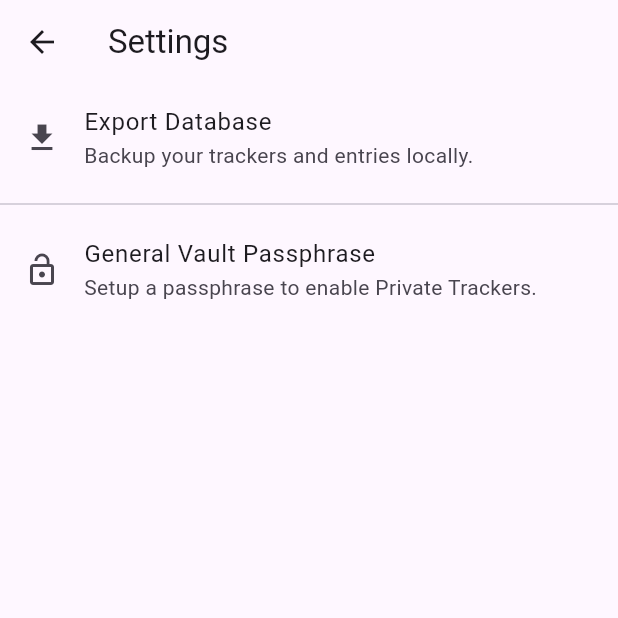
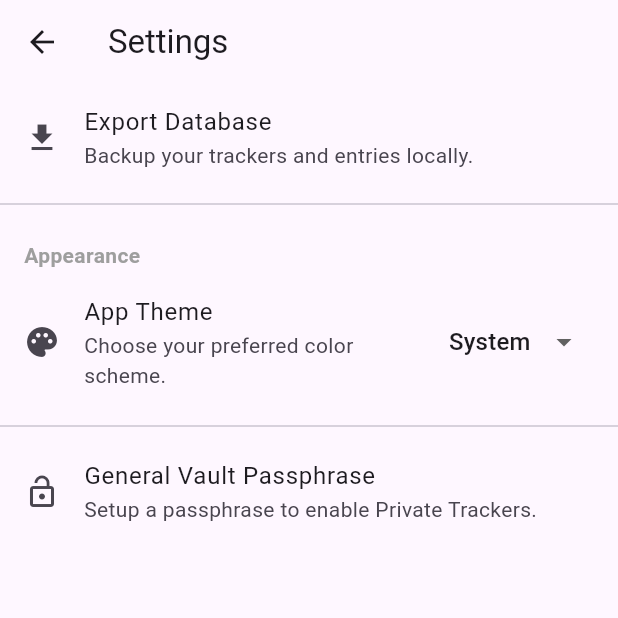
Before and after one commit to Vanthys/sy, a Flutter app: the screen it shows after launch, after a tap on the "settings" icon, on a phone screen of 412 x 824 dp, the top half of it. Run offline on Flutter 3.47's test engine with Material 3 defaults, Android fonts, the light colour scheme and no system bars; our stand-ins replace flutter_colorpicker, flutter_riverpod, google_fonts, isar_community, share_plus, shared_preferences and 1 more; missing offline and left inert: encrypt, json_theme; accounts and stored records are empty; generated files the repository leaves out were written again.

Commit message:
feat: improve theming

```diff
--- /dev/null
+++ b/lib/logic/theme_provider.dart
@@ -0,0 +1,37 @@
+import 'package:flutter_riverpod/flutter_riverpod.dart';
+import 'package:shared_preferences/shared_preferences.dart';
+
+enum AppThemeMode { light, dark, system, amoled }
+
+class ThemeNotifier extends StateNotifier<AppThemeMode> {
+  ThemeNotifier(this._prefs) : super(_loadTheme(_prefs));
+
+  final SharedPreferences _prefs;
+  static const _themeKey = 'app_theme_mode';
+
+  static AppThemeMode _loadTheme(SharedPreferences prefs) {
+    final val = prefs.getString(_themeKey);
+    return AppThemeMode.values.firstWhere(
+      (e) => e.name == val,
+      orElse: () => AppThemeMode.system,
+    );
+  }
+
+  Future<void> setTheme(AppThemeMode mode) async {
+    state = mode;
+    await _prefs.setString(_themeKey, mode.name);
+  }
+}
+
+// ---------------------------------------------------------------------------
+// Providers
+// ---------------------------------------------------------------------------
+
+final sharedPreferencesProvider = Provider<SharedPreferences>((ref) {
+  throw UnimplementedError('Initialize shared_preferences before app start');
+});
+
+final themeProvider = StateNotifierProvider<ThemeNotifier, AppThemeMode>((ref) {
+  final prefs = ref.watch(sharedPreferencesProvider);
+  return ThemeNotifier(prefs);
+});
--- a/lib/main.dart
+++ b/lib/main.dart
@@ -5,23 +5,36 @@ import 'package:flutter/services.dart';
 import 'package:google_fonts/google_fonts.dart';
 import 'dart:convert';
 
+import 'package:shared_preferences/shared_preferences.dart';
+
 import 'screens/tracker_list_screen.dart';
+import 'logic/theme_provider.dart';
 
 void main() async {
   WidgetsFlutterBinding.ensureInitialized();
-  runApp(const ProviderScope(child: SyApp()));
+  final prefs = await SharedPreferences.getInstance();
+
+  runApp(
+    ProviderScope(
+      overrides: [
+        sharedPreferencesProvider.overrideWithValue(prefs),
+      ],
+      child: const SyApp(),
+    ),
+  );
 }
 
-class SyApp extends StatefulWidget {
+class SyApp extends ConsumerStatefulWidget {
   const SyApp({super.key});
 
   @override
-  State<SyApp> createState() => _SyAppState();
+  ConsumerState<SyApp> createState() => _SyAppState();
 }
 
-class _SyAppState extends State<SyApp> {
+class _SyAppState extends ConsumerState<SyApp> {
   ThemeData? _lightTheme;
   ThemeData? _darkTheme;
+  ThemeData? _amoledTheme;
   bool _isLoading = true;
 
   @override
@@ -41,6 +54,7 @@ class _SyAppState extends State<SyApp> {
         setState(() {
           _lightTheme = themes[0];
           _darkTheme = themes[1];
+          _amoledTheme = _generateAmoledTheme(themes[1]);
           _isLoading = false;
         });
       }
@@ -61,6 +75,30 @@ class _SyAppState extends State<SyApp> {
     );
   }
 
+  ThemeData _generateAmoledTheme(ThemeData baseDark) {
+    return baseDark.copyWith(
+      scaffoldBackgroundColor: Colors.black,
+      colorScheme: baseDark.colorScheme.copyWith(
+        surface: Colors.black,
+        surfaceContainerLowest: Colors.black,
+        surfaceContainerLow: const Color(0xFF0A0A0A),
+        surfaceContainer: const Color(0xFF111111),
+        surfaceContainerHigh: const Color(0xFF1A1A1A),
+        surfaceContainerHighest: const Color(0xFF222222),
+      ),
+      appBarTheme: baseDark.appBarTheme.copyWith(
+        backgroundColor: Colors.black,
+        surfaceTintColor: Colors.transparent,
+      ),
+      bottomSheetTheme: baseDark.bottomSheetTheme.copyWith(
+        backgroundColor: const Color(0xFF0A0A0A),
+      ),
+      dialogTheme: baseDark.dialogTheme.copyWith(
+        backgroundColor: const Color(0xFF0A0A0A),
+      ),
+    );
+  }
+
   @override
   Widget build(BuildContext context) {
     if (_isLoading) {
@@ -69,11 +107,32 @@ class _SyAppState extends State<SyApp> {
       );
     }
 
+    final themeMode = ref.watch(themeProvider);
+
+    ThemeData? activeDarkTheme = _darkTheme ?? ThemeData.dark();
+    if (themeMode == AppThemeMode.amoled) {
+      activeDarkTheme = _amoledTheme;
+    }
+
+    ThemeMode activeThemeMode;
+    switch (themeMode) {
+      case AppThemeMode.light:
+        activeThemeMode = ThemeMode.light;
+        break;
+      case AppThemeMode.dark:
+      case AppThemeMode.amoled:
+        activeThemeMode = ThemeMode.dark;
+        break;
+      case AppThemeMode.system:
+        activeThemeMode = ThemeMode.system;
+        break;
+    }
+
     return MaterialApp(
       title: 'Streak Tracker',
       theme: _lightTheme ?? ThemeData.light(),
-      darkTheme: _darkTheme ?? ThemeData.dark(),
-      themeMode: ThemeMode.system,
+      darkTheme: activeDarkTheme,
+      themeMode: activeThemeMode,
       home: const TrackerListScreen(),
     );
   }
--- a/lib/screens/settings_screen.dart
+++ b/lib/screens/settings_screen.dart
@@ -6,6 +6,7 @@ import 'package:share_plus/share_plus.dart';
 import '../data/database.dart';
 import '../data/providers.dart';
 import '../logic/vault_provider.dart';
+import '../logic/theme_provider.dart';
 
 class SettingsScreen extends ConsumerStatefulWidget {
   const SettingsScreen({super.key});
@@ -55,13 +56,14 @@ class _SettingsScreenState extends ConsumerState<SettingsScreen> {
 
       if (await file.exists()) {
         final box = context.findRenderObject() as RenderBox?;
-        await Share.shareXFiles(
-          [XFile(dbPath, mimeType: 'application/octet-stream')],
-          text: 'My Streak Tracker Backup',
+        final params = ShareParams(
+          text: 'tracker database backup',
           sharePositionOrigin: box != null
               ? box.localToGlobal(Offset.zero) & box.size
               : null,
+          files: [XFile(dbPath, mimeType: 'application/octet-stream')],
         );
+        await SharePlus.instance.share(params);
       } else {
         if (context.mounted) {
           ScaffoldMessenger.of(context).showSnackBar(
@@ -231,6 +233,8 @@ class _SettingsScreenState extends ConsumerState<SettingsScreen> {
             onTap: () => _exportDatabase(context),
           ),
           const Divider(),
+          _buildAppearanceSection(context, ref),
+          const Divider(),
           ListTile(
             title: const Text('General Vault Passphrase'),
             subtitle: Text(
@@ -268,4 +272,60 @@ class _SettingsScreenState extends ConsumerState<SettingsScreen> {
       ),
     );
   }
+
+  Widget _buildAppearanceSection(BuildContext context, WidgetRef ref) {
+    final currentTheme = ref.watch(themeProvider);
+
+    return Padding(
+      padding: const EdgeInsets.symmetric(vertical: 8.0),
+      child: Column(
+        crossAxisAlignment: CrossAxisAlignment.start,
+        children: [
+          const Padding(
+            padding: EdgeInsets.symmetric(horizontal: 16, vertical: 8),
+            child: Text(
+              'Appearance',
+              style: TextStyle(
+                fontSize: 14,
+                fontWeight: FontWeight.bold,
+                color: Colors.grey,
+              ),
+            ),
+          ),
+          ListTile(
+            leading: const Icon(Icons.palette),
+            title: const Text('App Theme'),
+            subtitle: const Text('Choose your preferred color scheme.'),
+            trailing: DropdownButton<AppThemeMode>(
+              value: currentTheme,
+              underline: const SizedBox.shrink(),
+              items: AppThemeMode.values.map((mode) {
+                String label = '';
+                switch (mode) {
+                  case AppThemeMode.light:
+                    label = 'Light';
+                    break;
+                  case AppThemeMode.dark:
+                    label = 'Dark';
+                    break;
+                  case AppThemeMode.system:
+                    label = 'System';
+                    break;
+                  case AppThemeMode.amoled:
+                    label = 'AMOLED';
+                    break;
+                }
+                return DropdownMenuItem(value: mode, child: Text(label));
+              }).toList(),
+              onChanged: (mode) {
+                if (mode != null) {
+                  ref.read(themeProvider.notifier).setTheme(mode);
+                }
+              },
+            ),
+          ),
+        ],
+      ),
+    );
+  }
 }
```
